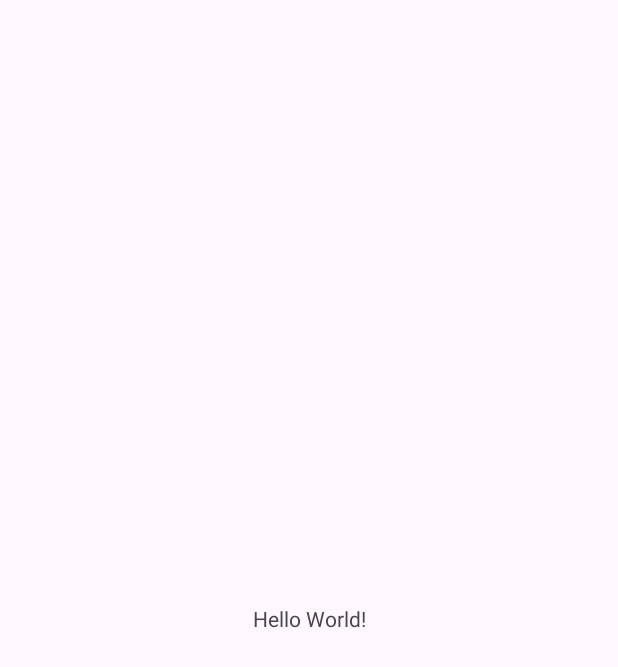
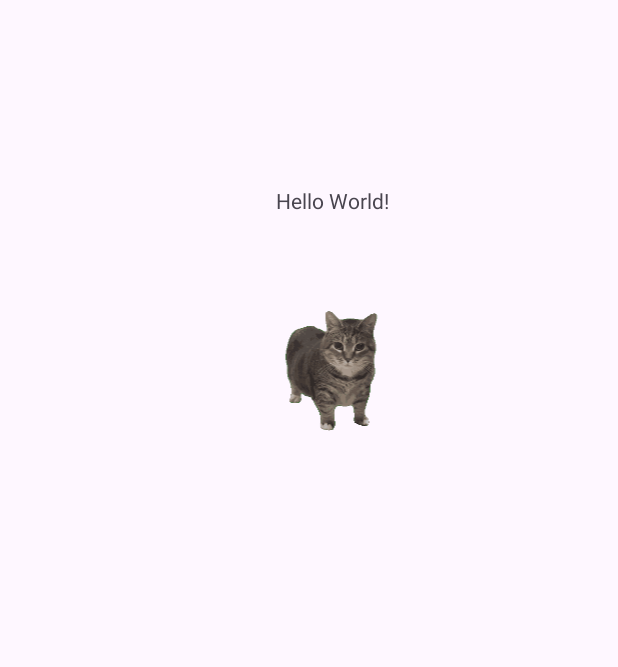
Before and after one commit to yeray03/Reto1-Kotlin-DAM2, an Android app: the screen it shows after launch (MainActivity), on a phone screen of 412 x 824 dp. Before the commit the part shown is almost empty. Shown: the top 667 px of the screen. Run offline under Robolectric (Android 15) with nearby library versions, the phone set to English and light mode, and no system bars.

Commit message:
añadido gif fundamental del gatete

```diff
--- a/Spinning Cat/app/build.gradle.kts
+++ b/Spinning Cat/app/build.gradle.kts
@@ -45,4 +45,6 @@ dependencies {
     testImplementation(libs.junit)
     androidTestImplementation(libs.androidx.junit)
     androidTestImplementation(libs.androidx.espresso.core)
+    implementation(libs.glide)
+    annotationProcessor(libs.glide.compiler)
 }
--- a/Spinning Cat/app/src/main/java/com/example/spinningcat/MainActivity.kt
+++ b/Spinning Cat/app/src/main/java/com/example/spinningcat/MainActivity.kt
@@ -5,6 +5,8 @@ import androidx.activity.enableEdgeToEdge
 import androidx.appcompat.app.AppCompatActivity
 import androidx.core.view.ViewCompat
 import androidx.core.view.WindowInsetsCompat
+import android.widget.ImageView
+import com.bumptech.glide.Glide
 
 class MainActivity : AppCompatActivity() {
     override fun onCreate(savedInstanceState: Bundle?) {
@@ -16,5 +18,10 @@ class MainActivity : AppCompatActivity() {
             v.setPadding(systemBars.left, systemBars.top, systemBars.right, systemBars.bottom)
             insets
         }
+        val imageViewGif = findViewById<ImageView>(R.id.imageViewGif)
+        Glide.with(this)
+            .asGif()
+            .load(R.drawable.oiia_cat) // Reemplaza con el nombre de tu archivo GIF en drawable
+            .into(imageViewGif)
     }
 }
--- a/Spinning Cat/app/src/main/res/layout/activity_main.xml
+++ b/Spinning Cat/app/src/main/res/layout/activity_main.xml
@@ -13,7 +13,21 @@
         android:text="Hello World!"
         app:layout_constraintBottom_toBottomOf="parent"
         app:layout_constraintEnd_toEndOf="parent"
+        app:layout_constraintHorizontal_bias="0.547"
         app:layout_constraintStart_toStartOf="parent"
-        app:layout_constraintTop_toTopOf="parent" />
+        app:layout_constraintTop_toTopOf="parent"
+        app:layout_constraintVertical_bias="0.154" />
+
+    <ImageView
+        android:id="@+id/imageViewGif"
+        android:layout_width="136dp"
+        android:layout_height="115dp"
+        app:layout_constraintBottom_toBottomOf="parent"
+        app:layout_constraintEnd_toEndOf="parent"
+        app:layout_constraintHorizontal_bias="0.57"
+        app:layout_constraintStart_toStartOf="parent"
+        app:layout_constraintTop_toTopOf="parent"
+        app:layout_constraintVertical_bias="0.254"
+        tools:srcCompat="@drawable/oiia_cat" />
 
 </androidx.constraintlayout.widget.ConstraintLayout>
--- a/Spinning Cat/gradle/libs.versions.toml
+++ b/Spinning Cat/gradle/libs.versions.toml
@@ -9,6 +9,7 @@ appcompat = "1.7.1"
 material = "1.13.0"
 activity = "1.11.0"
 constraintlayout = "2.2.1"
+glide = "4.16.0"
 
 [libraries]
 androidx-core-ktx = { group = "androidx.core", name = "core-ktx", version.ref = "coreKtx" }
@@ -19,6 +20,8 @@ androidx-appcompat = { group = "androidx.appcompat", name = "appcompat", version
 material = { group = "com.google.android.material", name = "material", version.ref = "material" }
 androidx-activity = { group = "androidx.activity", name = "activity", version.ref = "activity" }
 androidx-constraintlayout = { group = "androidx.constraintlayout", name = "constraintlayout", version.ref = "constraintlayout" }
+glide = { module = "com.github.bumptech.glide:glide", version.ref = "glide" }
+glide-compiler = { module = "com.github.bumptech.glide:compiler", version.ref = "glide" }
 
 [plugins]
 android-application = { id = "com.android.application", version.ref = "agp" }
```
Also changed, not shown: Spinning Cat/app/src/main/res/drawable/oiia_cat.gif (added).
